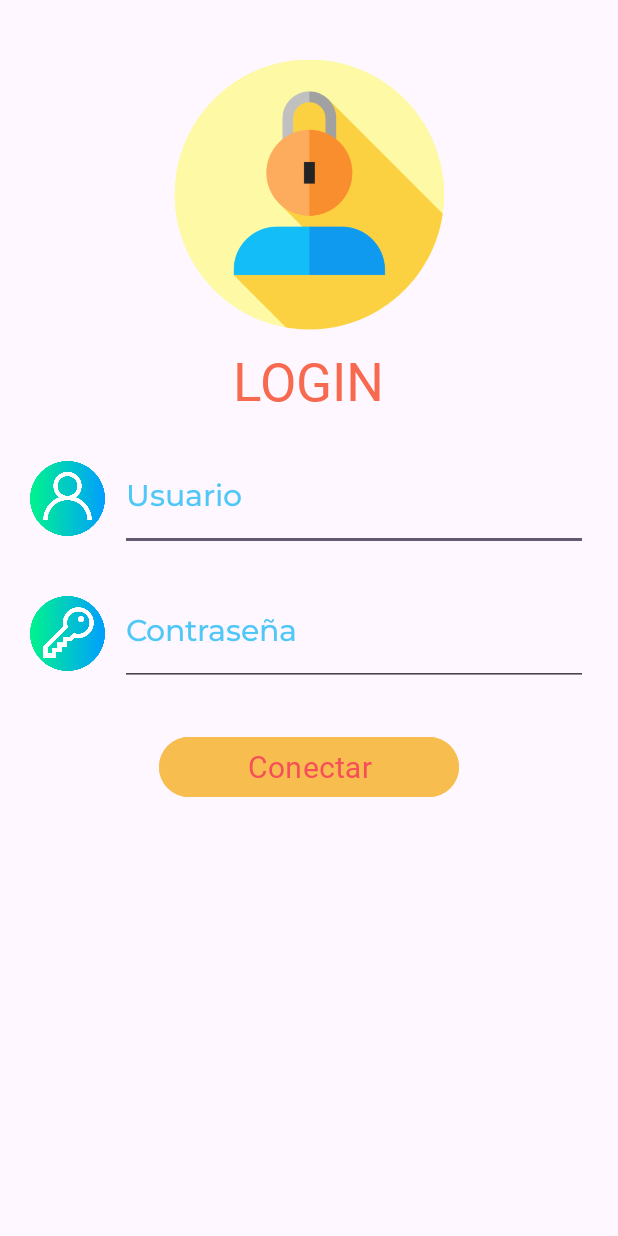
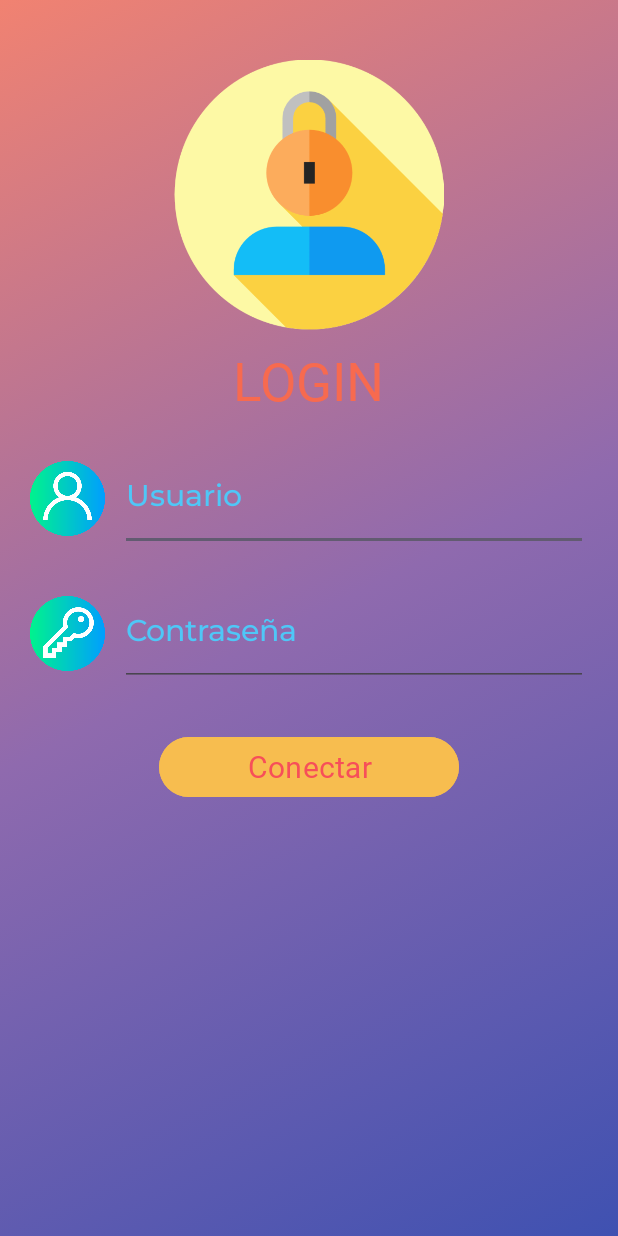
Before and after one commit to LinkiaFP-Exercises/M08_Act02, an Android app: the screen it shows after launch (MainActivity), on a phone screen of 412 x 824 dp. Run offline under Robolectric (Android 15) with nearby library versions, the phone set to English and light mode, and no system bars; Roboto replaces fonts that are not available here.

Commit message:
create a gradient background

```diff
--- /dev/null
+++ b/M08_Act02_ConectWithXampp/app/src/main/res/drawable/gradiente_test.xml
@@ -0,0 +1,13 @@
+<?xml version="1.0" encoding="utf-8"?>
+<selector xmlns:android="http://schemas.android.com/apk/res/android">
+    <item>
+        <shape android:shape="rectangle" android:visible="true">
+            <gradient
+                android:angle="135"
+                android:centerColor="@color/G4"
+                android:endColor="@color/G7"
+                android:startColor="@color/G1"
+                android:type="linear" />
+        </shape>
+    </item>
+</selector>
--- a/M08_Act02_ConectWithXampp/app/src/main/res/layout/activity_main.xml
+++ b/M08_Act02_ConectWithXampp/app/src/main/res/layout/activity_main.xml
@@ -3,6 +3,7 @@
     xmlns:tools="http://schemas.android.com/tools"
     android:layout_width="match_parent"
     android:layout_height="match_parent"
+    android:background="@drawable/gradiente_test"
     android:orientation="vertical"
     android:paddingHorizontal="20dp"
     android:paddingVertical="40dp"
@@ -103,7 +104,7 @@
             android:layout_height="wrap_content"
             android:layout_gravity="center"
             android:backgroundTint="@color/A1"
-            android:backgroundTintMode="screen"
+            android:backgroundTintMode="add"
             android:fontFamily="@font/montserrat_alternates_black"
             android:shadowColor="@color/black"
             android:text="@string/login_button_text"
--- a/M08_Act02_ConectWithXampp/app/src/main/res/values/colors.xml
+++ b/M08_Act02_ConectWithXampp/app/src/main/res/values/colors.xml
@@ -12,4 +12,17 @@
     <color name="Z3">#4755FA</color>
     <color name="V1">#4FF7F2</color>
     <color name="V2">#55FABC</color>
+
+
+    <color name="G1">#3f51b1</color>
+    <color name="G2">#5a55ae</color>
+    <color name="G3">#7b5fac</color>
+    <color name="G4">#8f6aae</color>
+    <color name="G5">#a86aa4</color>
+    <color name="G6">#cc6b8e</color>
+    <color name="G7">#f18271</color>
+    <color name="G8">#f3a469</color>
+    <color name="G9">#f7c978</color>
+
+
 </resources>
```
